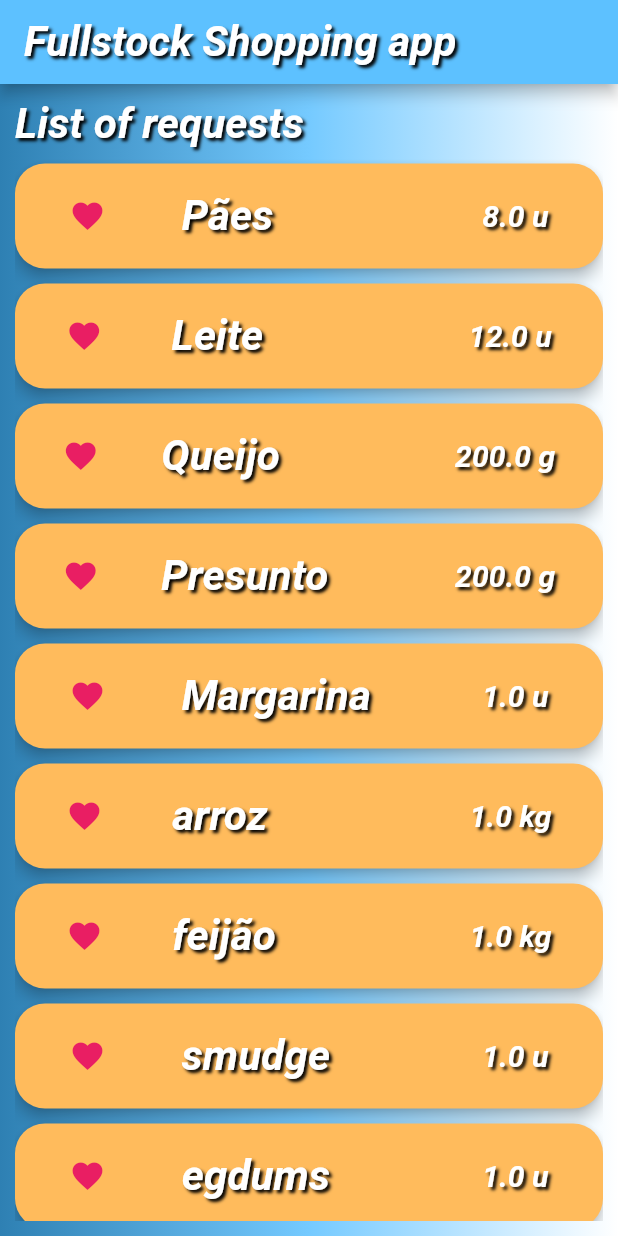
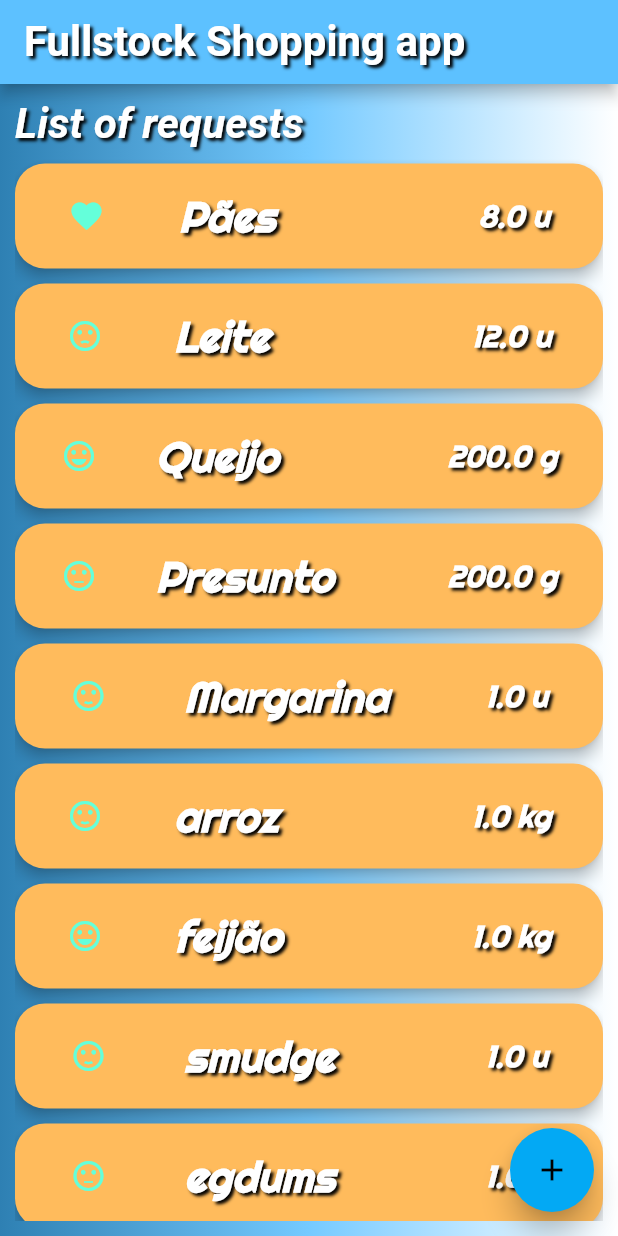
Before and after one commit to GabrielMartins173/FullStockMobileShoppingApp, a Flutter app: the screen it shows after launch, on a phone screen of 412 x 824 dp. Run offline on Flutter 3.47's test engine with Material 2 defaults, Android fonts, the phone set to English and light mode, and no system bars; Roboto replaces fonts that are missing (Courgette).

Commit message:
refactor and fonts

```diff
--- a/lib/Request.dart
+++ b/lib/Request.dart
@@ -9,7 +9,7 @@ class Request {
   double quantity;
   String quantification;
   double priority;
-  //??? icon
+  IconData icon;
 
-  Request(this.title, this.quantity, this.quantification);
+  Request(this.title, this.quantity, this.quantification, this.icon);
 }
--- /dev/null
+++ b/lib/constants/FullStockColors.dart
@@ -0,0 +1,13 @@
+// ignore: avoid_web_libraries_in_flutter
+import 'dart:ui';
+
+import 'package:flutter/cupertino.dart';
+import 'package:flutter/material.dart';
+
+class FullStockColors {
+  static const AZULAO = 0XFF2E80B3;
+  static const AZULZIN = 0XFF75CAFF;
+  static const OTOAZUL = 0XFF5DC1FF;
+  static const COR_DO_AFRONOQUIO = 0XFFB37216;
+  static const COR_DO_PINOQUIO = 0XFFFFBB5C;
+}
--- a/lib/main.dart
+++ b/lib/main.dart
@@ -3,7 +3,7 @@ import 'dart:ui';
 
 import 'package:flutter/cupertino.dart';
 import 'package:flutter/material.dart';
-import 'package:fullstock/Request.dart';
+import 'package:fullstock/pages/MyHomePage.dart';
 
 void main() => runApp(MyApp());
 
@@ -20,148 +20,3 @@ class MyApp extends StatelessWidget {
     );
   }
 }
-
-class MyHomePage extends StatefulWidget {
-  final String title;
-
-  MyHomePage({Key key, this.title}) : super(key: key);
-
-  @override
-  _MyHomePageState createState() => _MyHomePageState();
-}
-
-class _MyHomePageState extends State<MyHomePage> {
-  static const AZULAO = 0XFF2E80B3;
-  static const AZULZIN = 0XFF75CAFF;
-  static const OTOAZUL = 0XFF5DC1FF;
-  static const COR_DO_AFRONOQUIO = 0XFFB37216;
-  static const COR_DO_PINOQUIO = 0XFFFFBB5C;
-  static List<Request> TEST_REQUEST_LIST = [
-    new Request('Pães', 8, 'u'),
-    new Request('Leite', 12, 'u'),
-    new Request('Queijo', 200, 'g'),
-    new Request('Presunto', 200, 'g'),
-    new Request('Margarina', 1, 'u'),
-    new Request('arroz', 1, 'kg'),
-    new Request('feijão', 1, 'kg'),
-    new Request('smudge', 1, 'u'),
-    new Request('egdums', 1, 'u')
-  ];
-
-  List<Widget> generateRequestList(List<Request> requestList) {
-    List<Widget> containerList = new List();
-
-    containerList.add(Text(
-      'List of requests',
-      style: TextStyle(
-          color: Colors.white,
-          fontStyle: FontStyle.italic,
-          shadows: [Shadow(blurRadius: 2.0, offset: Offset(2.0, 2.0))],
-          fontWeight: FontWeight.bold,
-          fontSize: 28),
-    ));
-    containerList.add(SizedBox(height: 10.0));
-
-    for (Request request in requestList) {
-      containerList.add(
-        Container(
-          width: double.infinity,
-          height: 70.0,
-          child: RaisedButton(
-            clipBehavior: Clip.hardEdge,
-            shape: RoundedRectangleBorder(
-                borderRadius: BorderRadius.circular(20.0)),
-            color: Color(COR_DO_PINOQUIO),
-            animationDuration: Duration(seconds: 1),
-            colorBrightness: Brightness.dark,
-            highlightColor: Color(COR_DO_AFRONOQUIO),
-            splashColor: Color(COR_DO_AFRONOQUIO),
-            textTheme: ButtonTextTheme.accent,
-            elevation: 4.0,
-            highlightElevation: 0.0,
-            onPressed: () {
-              print("Smudge is my lord");
-            },
-            onLongPress: () {
-              print("Smudge is my life");
-            },
-            child: Row(
-                crossAxisAlignment: CrossAxisAlignment.center,
-                mainAxisAlignment: MainAxisAlignment.spaceEvenly,
-                children: <Widget>[
-                  Icon(
-                    Icons.favorite,
-                    color: Colors.pink,
-                    size: 24.0,
-                    semanticLabel: 'heart icon',
-                  ),
-                  SizedBox(
-                    width: 10.0,
-                  ),
-                  Container(
-                    width: 180.0,
-                    child: Text(
-                      request.title,
-                      textAlign: TextAlign.left,
-                      style: TextStyle(
-                          color: Colors.white,
-                          fontStyle: FontStyle.italic,
-                          shadows: [
-                            Shadow(blurRadius: 2.0, offset: Offset(2.0, 2.0))
-                          ],
-                          fontWeight: FontWeight.bold,
-                          fontSize: 28),
-                    ),
-                  ),
-                  Text(
-                    request.quantity.toString() + ' ' + request.quantification,
-                    softWrap: true,
-                    style: TextStyle(
-                        color: Colors.white,
-                        fontStyle: FontStyle.italic,
-                        shadows: [
-                          Shadow(blurRadius: 2.0, offset: Offset(2.0, 2.0))
-                        ],
-                        fontWeight: FontWeight.bold,
-                        fontSize: 20),
-                  )
-                ]),
-          ),
-        ),
-      );
-
-      containerList.add(SizedBox(height: 10.0));
-    }
-    return containerList;
-  }
-
-  @override
-  Widget build(BuildContext context) {
-    return Scaffold(
-      backgroundColor: Color(AZULAO),
-      appBar: AppBar(
-        backgroundColor: Color(OTOAZUL),
-        title: Text(widget.title,
-            textAlign: TextAlign.center,
-            style: TextStyle(
-                color: Colors.white,
-                fontStyle: FontStyle.italic,
-                shadows: [Shadow(blurRadius: 2.0, offset: Offset(2.0, 2.0))],
-                fontWeight: FontWeight.bold,
-                fontSize: 28)),
-      ),
-      body: Center(
-        child: Container(
-          decoration: BoxDecoration(
-              gradient: LinearGradient(
-            colors: [Color(AZULAO), Color(AZULZIN), Colors.white],
-          )),
-          padding: EdgeInsets.all(10.0),
-          child: ListView(
-            children: generateRequestList(TEST_REQUEST_LIST),
-          ),
-        ),
-      ),
-    );
-  }
-}
--- /dev/null
+++ b/lib/pages/CreationPage.dart
@@ -0,0 +1,52 @@
+// ignore: avoid_web_libraries_in_flutter
+import 'dart:ui';
+
+import 'package:flutter/cupertino.dart';
+import 'package:flutter/material.dart';
+
+class CreationPage extends StatefulWidget {
+  final String title;
+
+  CreationPage({Key key, this.title}) : super(key: key);
+
+  @override
+  _CreationPageState createState() => _CreationPageState();
+}
+
+class _CreationPageState extends State<CreationPage> {
+  static const AZULAO = 0XFF2E80B3;
+  static const AZULZIN = 0XFF75CAFF;
+  static const OTOAZUL = 0XFF5DC1FF;
+  static const COR_DO_AFRONOQUIO = 0XFFB37216;
+  static const COR_DO_PINOQUIO = 0XFFFFBB5C;
+
+  @override
+  Widget build(BuildContext context) {
+    return Scaffold(
+      backgroundColor: Color(AZULAO),
+      appBar: AppBar(
+        backgroundColor: Color(OTOAZUL),
+        title: Text(widget.title,
+            textAlign: TextAlign.center,
+            style: TextStyle(
+                color: Colors.white,
+                fontStyle: FontStyle.italic,
+                shadows: [Shadow(blurRadius: 2.0, offset: Offset(2.0, 2.0))],
+                fontWeight: FontWeight.bold,
+                fontSize: 28)),
+      ),
+      body: Hero(
+        tag: 'creation',
+        child: Center(
+          child: Container(
+            decoration: BoxDecoration(
+                gradient: LinearGradient(
+              colors: [Color(AZULAO), Color(AZULZIN), Colors.white],
+            )),
+            padding: EdgeInsets.all(10.0),
+          ),
+        ),
+      ),
+    );
+  }
+}
--- /dev/null
+++ b/lib/pages/MyHomePage.dart
@@ -0,0 +1,161 @@
+// ignore: avoid_web_libraries_in_flutter
+import 'dart:ui';
+
+import 'package:flutter/cupertino.dart';
+import 'package:flutter/material.dart';
+import 'package:fullstock/Request.dart';
+
+import '../constants/FullStockColors.dart';
+
+class MyHomePage extends StatefulWidget {
+  final String title;
+
+  MyHomePage({Key key, this.title}) : super(key: key);
+
+  @override
+  _MyHomePageState createState() => _MyHomePageState();
+}
+
+class _MyHomePageState extends State<MyHomePage> {
+  static List<Request> TEST_REQUEST_LIST = [
+    new Request('Pães', 8, 'u', Icons.favorite),
+    new Request('Leite', 12, 'u', Icons.sentiment_dissatisfied),
+    new Request('Queijo', 200, 'g', Icons.sentiment_very_satisfied),
+    new Request('Presunto', 200, 'g', Icons.sentiment_neutral),
+    new Request('Margarina', 1, 'u', Icons.sentiment_satisfied),
+    new Request('arroz', 1, 'kg', Icons.sentiment_satisfied),
+    new Request('feijão', 1, 'kg', Icons.sentiment_very_satisfied),
+    new Request('smudge', 1, 'u', Icons.sentiment_satisfied),
+    new Request('egdums', 1, 'u', Icons.sentiment_neutral)
+  ];
+
+  List<Widget> generateRequestList(List<Request> requestList) {
+    List<Widget> containerList = new List();
+
+    containerList.add(Text(
+      'List of requests',
+      style: TextStyle(
+          color: Colors.white,
+          fontStyle: FontStyle.italic,
+          shadows: [Shadow(blurRadius: 2.0, offset: Offset(2.0, 2.0))],
+          fontWeight: FontWeight.bold,
+          fontSize: 28),
+    ));
+    containerList.add(SizedBox(height: 10.0));
+    for (Request request in requestList) {
+      containerList.add(
+        Container(
+          width: double.infinity,
+          height: 70.0,
+          child: RaisedButton(
+            clipBehavior: Clip.hardEdge,
+            shape: RoundedRectangleBorder(
+                borderRadius: BorderRadius.circular(20.0)),
+            color: Color(FullStockColors.COR_DO_PINOQUIO),
+            animationDuration: Duration(seconds: 1),
+            colorBrightness: Brightness.dark,
+            highlightColor: Color(FullStockColors.COR_DO_AFRONOQUIO),
+            splashColor: Color(FullStockColors.COR_DO_AFRONOQUIO),
+            textTheme: ButtonTextTheme.accent,
+            elevation: 4.0,
+            highlightElevation: 0.0,
+            onPressed: () {
+              print("Smudge is my lord");
+            },
+            onLongPress: () {
+              print("Smudge is my life");
+            },
+            child: Row(
+                crossAxisAlignment: CrossAxisAlignment.center,
+                mainAxisAlignment: MainAxisAlignment.spaceEvenly,
+                children: <Widget>[
+                  Icon(
+                    request.icon,
+                    //color: Colors.pink,
+                    size: 24.0,
+                    semanticLabel: 'icon',
+                  ),
+                  SizedBox(
+                    width: 10.0,
+                  ),
+                  Container(
+                    width: 180.0,
+                    child: Text(
+                      request.title,
+                      textAlign: TextAlign.left,
+                      style: TextStyle(
+                          fontFamily: 'Righteous',
+                          color: Colors.white,
+                          fontStyle: FontStyle.italic,
+                          shadows: [
+                            Shadow(blurRadius: 2.0, offset: Offset(2.0, 2.0))
+                          ],
+                          fontWeight: FontWeight.bold,
+                          fontSize: 28),
+                    ),
+                  ),
+                  Text(
+                    request.quantity.toString() + ' ' + request.quantification,
+                    softWrap: true,
+                    style: TextStyle(
+                        fontFamily: 'Righteous',
+                        color: Colors.white,
+                        fontStyle: FontStyle.italic,
+                        shadows: [
+                          Shadow(blurRadius: 2.0, offset: Offset(2.0, 2.0))
+                        ],
+                        fontWeight: FontWeight.bold,
+                        fontSize: 20),
+                  ),
+                ]),
+          ),
+        ),
+      );
+
+      containerList.add(SizedBox(height: 10.0));
+    }
+    containerList.add(SizedBox(height: 100.0));
+    return containerList;
+  }
+
+  @override
+  Widget build(BuildContext context) {
+    return Scaffold(
+      backgroundColor: Color(FullStockColors.AZULAO),
+      appBar: AppBar(
+        backgroundColor: Color(FullStockColors.OTOAZUL),
+        title: Text(widget.title,
+            textAlign: TextAlign.center,
+            style: TextStyle(
+                color: Colors.white,
+                fontFamily: 'Courgette',
+                shadows: [Shadow(blurRadius: 2.0, offset: Offset(2.0, 2.0))],
+                fontWeight: FontWeight.bold,
+                fontSize: 28)),
+      ),
+      body: Center(
+        child: Container(
+          decoration: BoxDecoration(
+              gradient: LinearGradient(
+            colors: [
+              Color(FullStockColors.AZULAO),
+              Color(FullStockColors.AZULZIN),
+              Colors.white
+            ],
+          )),
+          padding: EdgeInsets.all(10.0),
+          child: ListView(
+            controller: ScrollController(initialScrollOffset: 0.0),
+            children: generateRequestList(TEST_REQUEST_LIST),
+          ),
+        ),
+      ),
+      floatingActionButton: FloatingActionButton(
+          backgroundColor: Colors.lightBlue,
+          elevation: 8.0,
+          highlightElevation: 1.0,
+          onPressed: () {},
+          child: Icon(Icons.add)),
+    );
+  }
+}
```
Also changed, not shown: pubspec.yaml (+12 -16 lines).
